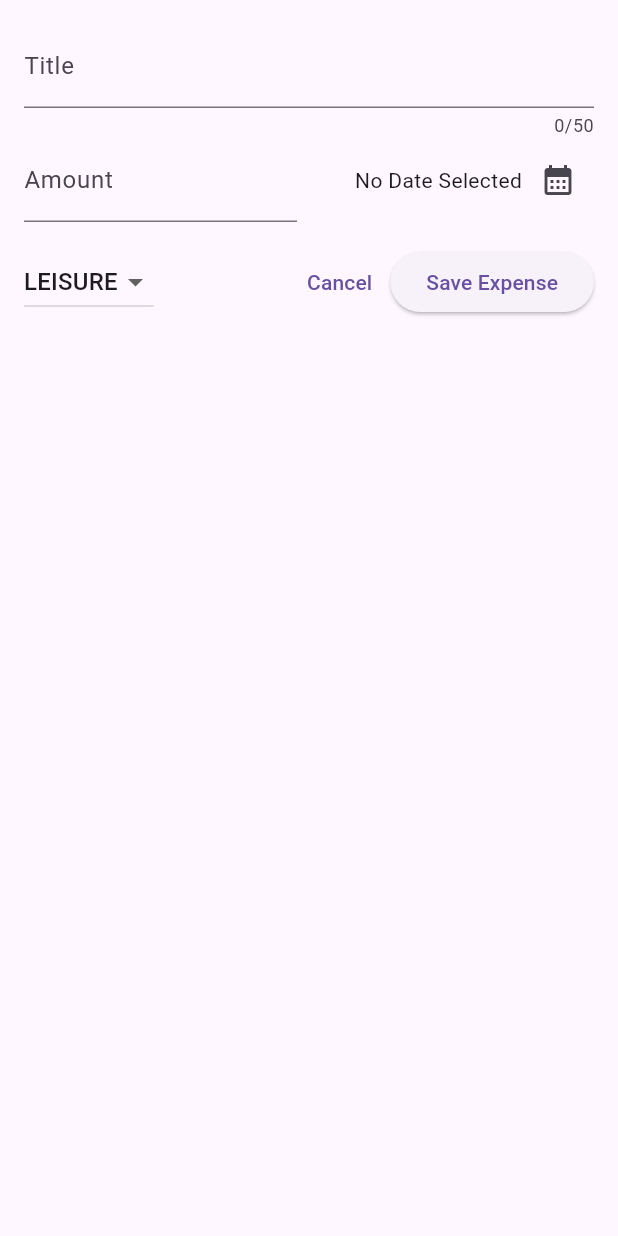
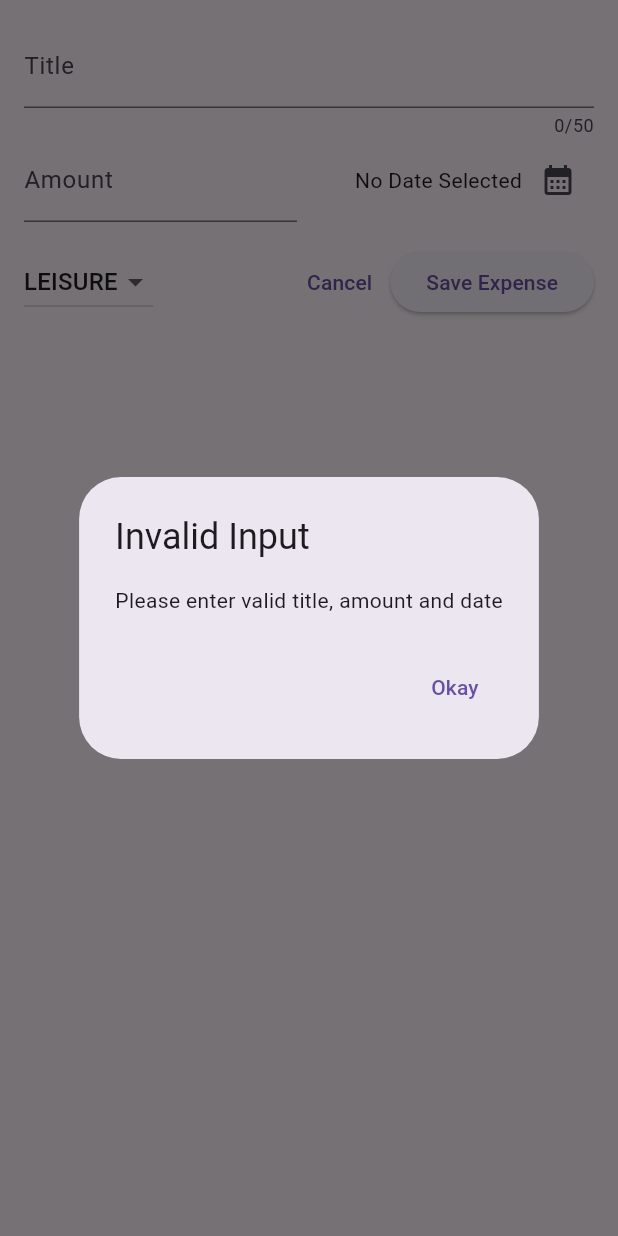
Before and after one commit to dlipkumar77/expense_tracker, a Flutter app: the NewExpenses widget shown alone on an empty page, opened directly, after a tap on "Save Expense", on a phone screen of 412 x 824 dp. Run offline on Flutter 3.47's test engine with Material 3 defaults, Android fonts, the phone set to English and light mode, and no system bars.

Commit message:
Validating user data & alert dialog

```diff
--- a/lib/widget/new_expenses.dart
+++ b/lib/widget/new_expenses.dart
@@ -37,6 +37,30 @@ class _NewExpensesState extends State<NewExpenses> {
     setState(() {
       _seletedDate = pickedDate;
     });
+  }
+
+  void _submitExpensesData() {
+    final enteredAmount = double.tryParse(_amountController.text);
+    final amountIsInvalid = enteredAmount == null || enteredAmount <= 0;
+    if (_titleController.text.trim().isEmpty ||
+        amountIsInvalid ||
+        _seletedDate == null) {
+      showDialog(
+        context: context,
+        builder: (ctx) => AlertDialog(
+          title: Text('Invalid Input'),
+          content: Text('Please enter valid title, amount and date'),
+          actions: [
+            TextButton(
+                onPressed: () {
+                  Navigator.of(ctx).pop();
+                },
+                child: Text('Okay'))
+          ],
+        ),
+      );
+      return;
+    }
   }
 
   @override
@@ -105,11 +129,7 @@ class _NewExpensesState extends State<NewExpenses> {
                   },
                   child: Text('Cancel')),
               ElevatedButton(
-                onPressed: () {
-                  //print(_enteredTitle);
-                  print(_titleController.text);
-                  print(_amountController.text);
-                },
+                onPressed: _submitExpensesData,
                 child: Text('Save Expense'),
               ),
             ],
```
